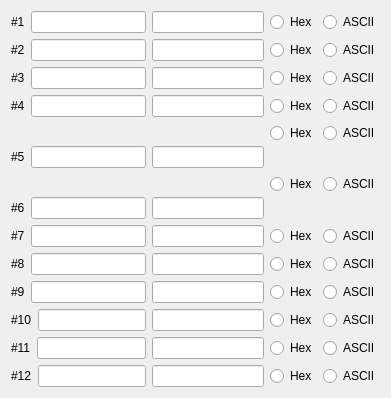
Before: the Qt Designer form ui/macro.ui in marker5a/EasyTerm, drawn with Qt 5.
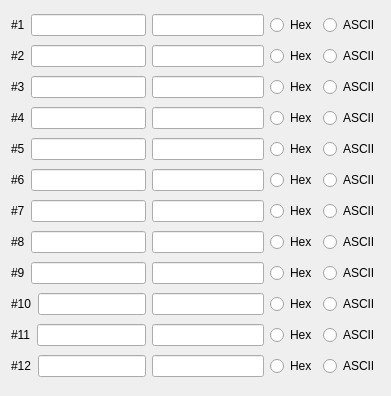
After: the same form once the commit is applied.

Commit message: Added center alignment to macro names

Patch:
```diff
--- a/ui/macro.ui
+++ b/ui/macro.ui
@@ -7,7 +7,7 @@
     <x>0</x>
     <y>0</y>
     <width>391</width>
-    <height>398</height>
+    <height>396</height>
    </rect>
   </property>
   <property name="windowTitle">
@@ -24,7 +24,11 @@
       </widget>
      </item>
      <item>
-      <widget class="QLineEdit" name="macro_1_name"/>
+      <widget class="QLineEdit" name="macro_1_name">
+       <property name="alignment">
+        <set>Qt::AlignCenter</set>
+       </property>
+      </widget>
      </item>
     </layout>
    </item>
@@ -59,8 +63,11 @@
       </widget>
      </item>
      <item>
-      <widget class="QLineEdit" name="macro_2_name"/>
-     </item>
+      <widget class="QLineEdit" name="macro_2_name">
+       <property name="alignment">
+        <set>Qt::AlignCenter</set>
+       </property>
+      </widget></item>
     </layout>
    </item>
    <item row="1" column="1">
@@ -94,8 +101,11 @@
       </widget>
      </item>
      <item>
-      <widget class="QLineEdit" name="macro_3_name"/>
-     </item>
+      <widget class="QLineEdit" name="macro_3_name">
+       <property name="alignment">
+        <set>Qt::AlignCenter</set>
+       </property>
+      </widget></item>
     </layout>
    </item>
    <item row="2" column="1">
@@ -129,8 +139,11 @@
       </widget>
      </item>
      <item>
-      <widget class="QLineEdit" name="macro_4_name"/>
-     </item>
+      <widget class="QLineEdit" name="macro_4_name">
+       <property name="alignment">
+        <set>Qt::AlignCenter</set>
+       </property>
+      </widget></item>
     </layout>
    </item>
    <item row="3" column="1">
@@ -154,7 +167,7 @@
      </item>
     </layout>
    </item>
-   <item row="4" column="0" rowspan="2">
+   <item row="4" column="0">
     <layout class="QHBoxLayout" name="horizontalLayout_5">
      <item>
       <widget class="QLabel" name="label_5">
@@ -164,11 +177,14 @@
       </widget>
      </item>
      <item>
-      <widget class="QLineEdit" name="macro_5_name"/>
-     </item>
+      <widget class="QLineEdit" name="macro_5_name">
+       <property name="alignment">
+        <set>Qt::AlignCenter</set>
+       </property>
+      </widget></item>
     </layout>
    </item>
-   <item row="4" column="1" rowspan="2">
+   <item row="4" column="1">
     <widget class="QLineEdit" name="macro_5_content"/>
    </item>
    <item row="4" column="2">
@@ -189,25 +205,7 @@
      </item>
     </layout>
    </item>
-   <item row="5" column="2" rowspan="2">
-    <layout class="QHBoxLayout" name="horizontalLayout_18">
-     <item>
-      <widget class="QRadioButton" name="macro_6_hex">
-       <property name="text">
-        <string>Hex</string>
-       </property>
-      </widget>
-     </item>
-     <item>
-      <widget class="QRadioButton" name="macro_6_ascii">
-       <property name="text">
-        <string>ASCII</string>
-       </property>
-      </widget>
-     </item>
-    </layout>
-   </item>
-   <item row="6" column="0">
+   <item row="5" column="0">
     <layout class="QHBoxLayout" name="horizontalLayout_7">
      <item>
       <widget class="QLabel" name="label_6">
@@ -217,14 +215,35 @@
       </widget>
      </item>
      <item>
-      <widget class="QLineEdit" name="macro_6_name"/>
-     </item>
+      <widget class="QLineEdit" name="macro_6_name">
+       <property name="alignment">
+        <set>Qt::AlignCenter</set>
+       </property>
+      </widget></item>
     </layout>
    </item>
-   <item row="6" column="1">
+   <item row="5" column="1">
     <widget class="QLineEdit" name="macro_6_content"/>
    </item>
-   <item row="7" column="0">
+   <item row="5" column="2">
+    <layout class="QHBoxLayout" name="horizontalLayout_18">
+     <item>
+      <widget class="QRadioButton" name="macro_6_hex">
+       <property name="text">
+        <string>Hex</string>
+       </property>
+      </widget>
+     </item>
+     <item>
+      <widget class="QRadioButton" name="macro_6_ascii">
+       <property name="text">
+        <string>ASCII</string>
+       </property>
+      </widget>
+     </item>
+    </layout>
+   </item>
+   <item row="6" column="0">
     <layout class="QHBoxLayout" name="horizontalLayout_6">
      <item>
       <widget class="QLabel" name="label_7">
@@ -234,14 +253,17 @@
       </widget>
      </item>
      <item>
-      <widget class="QLineEdit" name="macro_7_name"/>
-     </item>
+      <widget class="QLineEdit" name="macro_7_name">
+       <property name="alignment">
+        <set>Qt::AlignCenter</set>
+       </property>
+      </widget></item>
     </layout>
    </item>
-   <item row="7" column="1">
+   <item row="6" column="1">
     <widget class="QLineEdit" name="macro_7_content"/>
    </item>
-   <item row="7" column="2">
+   <item row="6" column="2">
     <layout class="QHBoxLayout" name="horizontalLayout_19">
      <item>
       <widget class="QRadioButton" name="macro_7_hex">
@@ -259,7 +281,7 @@
      </item>
     </layout>
    </item>
-   <item row="8" column="0">
+   <item row="7" column="0">
     <layout class="QHBoxLayout" name="horizontalLayout_8">
      <item>
       <widget class="QLabel" name="label_8">
@@ -269,14 +291,17 @@
       </widget>
      </item>
      <item>
-      <widget class="QLineEdit" name="macro_8_name"/>
-     </item>
+      <widget class="QLineEdit" name="macro_8_name">
+       <property name="alignment">
+        <set>Qt::AlignCenter</set>
+       </property>
+      </widget></item>
     </layout>
    </item>
-   <item row="8" column="1">
+   <item row="7" column="1">
     <widget class="QLineEdit" name="macro_8_content"/>
    </item>
-   <item row="8" column="2">
+   <item row="7" column="2">
     <layout class="QHBoxLayout" name="horizontalLayout_20">
      <item>
       <widget class="QRadioButton" name="macro_8_hex">
@@ -294,7 +319,7 @@
      </item>
     </layout>
    </item>
-   <item row="9" column="0">
+   <item row="8" column="0">
     <layout class="QHBoxLayout" name="horizontalLayout_9">
      <item>
       <widget class="QLabel" name="label_9">
@@ -304,14 +329,17 @@
       </widget>
      </item>
      <item>
-      <widget class="QLineEdit" name="macro_9_name"/>
-     </item>
+      <widget class="QLineEdit" name="macro_9_name">
+       <property name="alignment">
+        <set>Qt::AlignCenter</set>
+       </property>
+      </widget></item>
     </layout>
    </item>
-   <item row="9" column="1">
+   <item row="8" column="1">
     <widget class="QLineEdit" name="macro_9_content"/>
    </item>
-   <item row="9" column="2">
+   <item row="8" column="2">
     <layout class="QHBoxLayout" name="horizontalLayout_21">
      <item>
       <widget class="QRadioButton" name="macro_9_hex">
@@ -329,7 +357,7 @@
      </item>
     </layout>
    </item>
-   <item row="10" column="0">
+   <item row="9" column="0">
     <layout class="QHBoxLayout" name="horizontalLayout_11">
      <item>
       <widget class="QLabel" name="label_10">
@@ -339,14 +367,17 @@
       </widget>
      </item>
      <item>
-      <widget class="QLineEdit" name="macro_10_name"/>
-     </item>
+      <widget class="QLineEdit" name="macro_10_name">
+       <property name="alignment">
+        <set>Qt::AlignCenter</set>
+       </property>
+      </widget></item>
     </layout>
    </item>
-   <item row="10" column="1">
+   <item row="9" column="1">
     <widget class="QLineEdit" name="macro_10_content"/>
    </item>
-   <item row="10" column="2">
+   <item row="9" column="2">
     <layout class="QHBoxLayout" name="horizontalLayout_22">
      <item>
       <widget class="QRadioButton" name="macro_10_hex">
@@ -364,7 +395,7 @@
      </item>
     </layout>
    </item>
-   <item row="11" column="0">
+   <item row="10" column="0">
     <layout class="QHBoxLayout" name="horizontalLayout_10">
      <item>
       <widget class="QLabel" name="label_11">
@@ -374,14 +405,17 @@
       </widget>
      </item>
      <item>
-      <widget class="QLineEdit" name="macro_11_name"/>
-     </item>
+      <widget class="QLineEdit" name="macro_11_name">
+       <property name="alignment">
+        <set>Qt::AlignCenter</set>
+       </property>
+      </widget></item>
     </layout>
    </item>
-   <item row="11" column="1">
+   <item row="10" column="1">
     <widget class="QLineEdit" name="macro_11_content"/>
    </item>
-   <item row="11" column="2">
+   <item row="10" column="2">
     <layout class="QHBoxLayout" name="horizontalLayout_23">
      <item>
       <widget class="QRadioButton" name="macro_11_hex">
@@ -399,7 +433,7 @@
      </item>
     </layout>
    </item>
-   <item row="12" column="0">
+   <item row="11" column="0">
     <layout class="QHBoxLayout" name="horizontalLayout_12">
      <item>
       <widget class="QLabel" name="label_12">
@@ -409,14 +443,17 @@
       </widget>
      </item>
      <item>
-      <widget class="QLineEdit" name="macro_12_name"/>
-     </item>
+      <widget class="QLineEdit" name="macro_12_name">
+       <property name="alignment">
+        <set>Qt::AlignCenter</set>
+       </property>
+      </widget></item>
     </layout>
    </item>
-   <item row="12" column="1">
+   <item row="11" column="1">
     <widget class="QLineEdit" name="macro_12_content"/>
    </item>
-   <item row="12" column="2">
+   <item row="11" column="2">
     <layout class="QHBoxLayout" name="horizontalLayout_24">
      <item>
       <widget class="QRadioButton" name="macro_12_hex">
```
Left out of the diff: 12 changed lines with no effect on the pictures.
